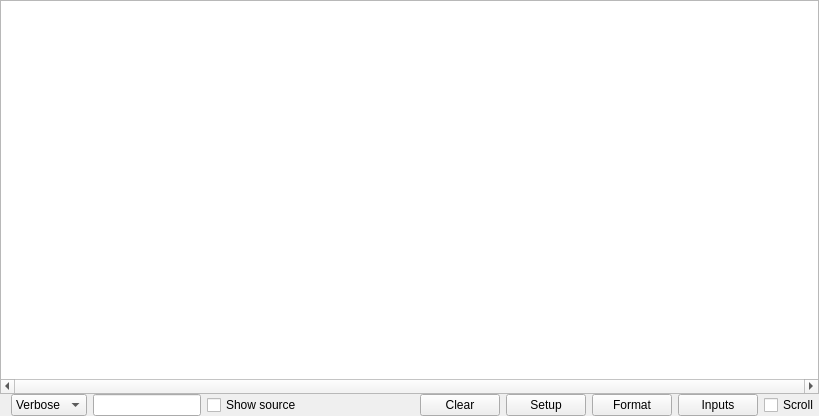
Above: antilog/src/antilog.ui from bjerrep/antilog before the change. Below: the same form after it.
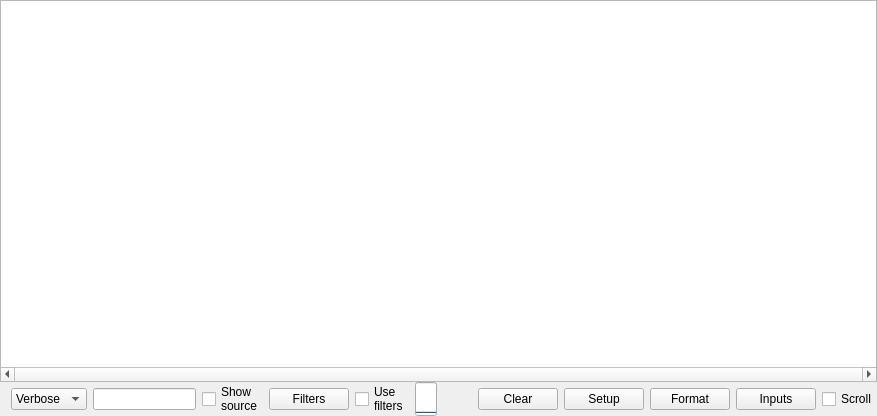
That is the form after the change. Icons and pictures are not drawn.

Commit message: extended filter added

What changed in the file:
```diff
--- a/antilog/src/antilog.ui
+++ b/antilog/src/antilog.ui
@@ -6,7 +6,7 @@
    <rect>
     <x>0</x>
     <y>0</y>
-    <width>819</width>
+    <width>877</width>
     <height>416</height>
    </rect>
   </property>
@@ -47,6 +47,11 @@
        <verstretch>0</verstretch>
       </sizepolicy>
      </property>
+     <property name="font">
+      <font>
+       <pointsize>10</pointsize>
+      </font>
+     </property>
      <property name="autoFillBackground">
       <bool>false</bool>
      </property>
@@ -145,7 +150,48 @@
       <item>
        <widget class="QCheckBox" name="checkBoxShowSource">
         <property name="text">
-         <string>Show source</string>
+         <string>Show
+source</string>
+        </property>
+       </widget>
+      </item>
+      <item>
+       <widget class="QPushButton" name="pushButtonFilterDialog">
+        <property name="text">
+         <string>Filters</string>
+        </property>
+       </widget>
+      </item>
+      <item>
+       <widget class="QCheckBox" name="checkBoxUseFilters">
+        <property name="text">
+         <string>Use
+filters</string>
+        </property>
+       </widget>
+      </item>
+      <item>
+       <widget class="QProgressBar" name="progressBarTraffic">
+        <property name="sizePolicy">
+         <sizepolicy hsizetype="Minimum" vsizetype="Ignored">
+          <horstretch>0</horstretch>
+          <verstretch>0</verstretch>
+         </sizepolicy>
+        </property>
+        <property name="maximum">
+         <number>10</number>
+        </property>
+        <property name="value">
+         <number>0</number>
+        </property>
+        <property name="textVisible">
+         <bool>false</bool>
+        </property>
+        <property name="orientation">
+         <enum>Qt::Vertical</enum>
+        </property>
+        <property name="invertedAppearance">
+         <bool>false</bool>
         </property>
        </widget>
       </item>
```
The commit also changes 60 other files.
